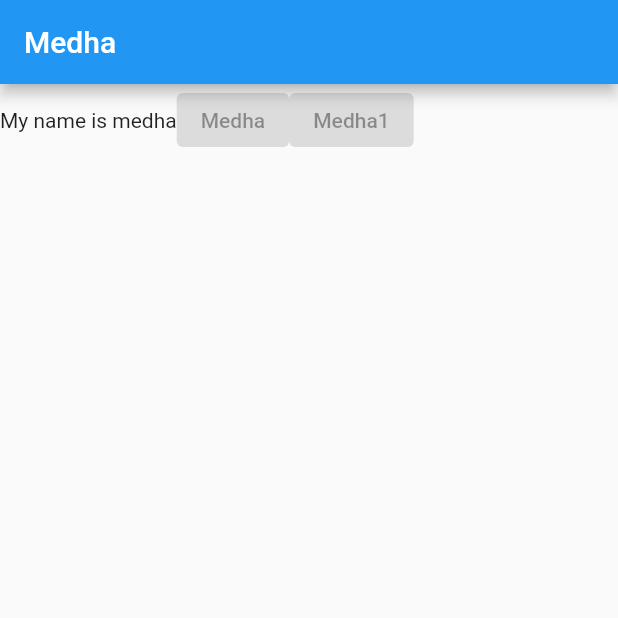
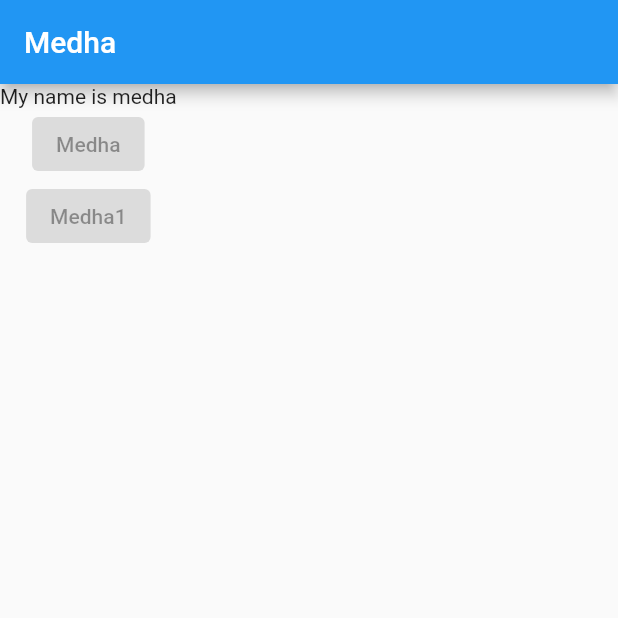
Before and after one commit to MedhaCS1010/Flutter-and-Dart-App-Dev-Learning-, a Flutter app: the screen it shows after launch, on a phone screen of 412 x 824 dp, the top half of it. Run offline on Flutter 3.47's test engine with Material 2 defaults, Android fonts, the phone set to English and light mode, and no system bars.

Commit message:
Adding Coloumn widget + elevated widget with 'null 'onPressed

```diff
--- a/quiz_app/lib/main.dart
+++ b/quiz_app/lib/main.dart
@@ -38,7 +38,7 @@ class MyApp extends StatelessWidget // class name in capital
         appBar: AppBar(
           title: Text('Medha'),
         ),
-        body: Row(children: <Widget>[
+        body: Column(children: <Widget>[
           // Row or Column invisible widget
           //tells dart that it holds list of widget
           Text('My name is medha'),
```
